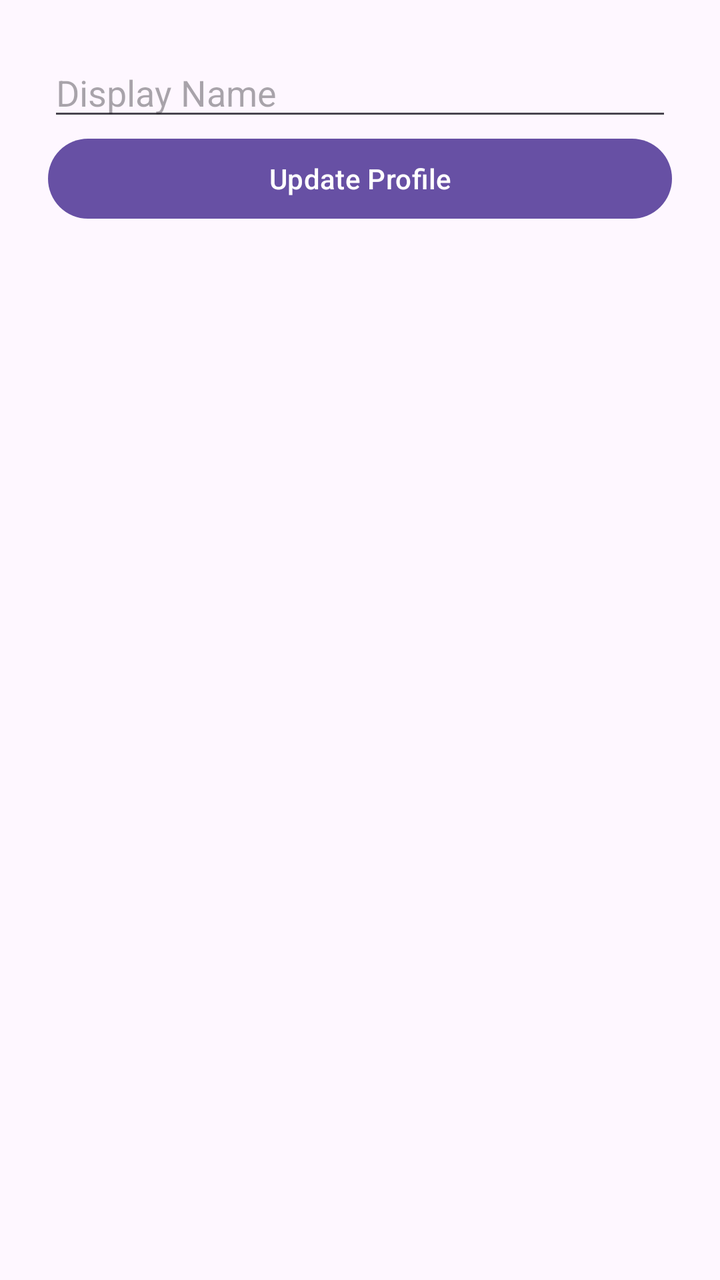
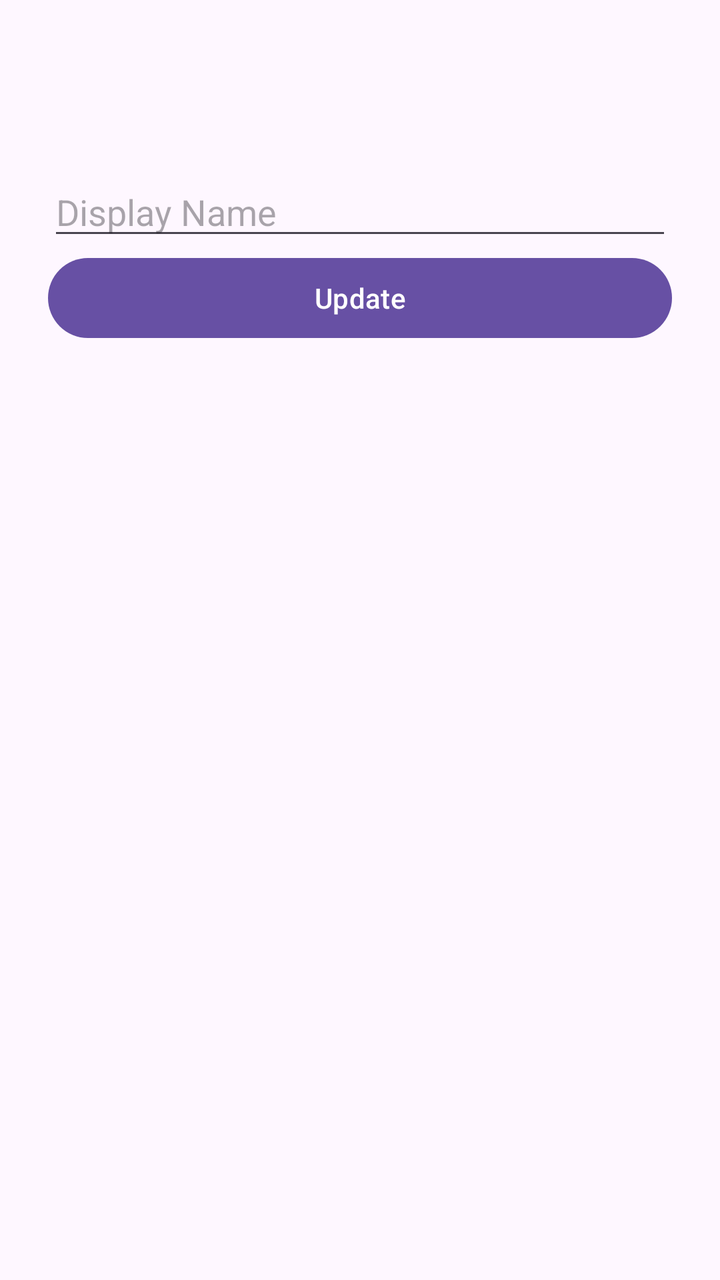

Screens rendered from an Android XML layout before and after an edit, with the pre-edit source and the edit as a unified diff.
<!-- AndroidManifest.xml: application theme Theme.LocationSharing -->
<!-- res/layout/activity_my_profile.xml -->
<?xml version="1.0" encoding="utf-8"?>
<layout xmlns:android="http://schemas.android.com/apk/res/android">

    <LinearLayout
        android:layout_width="match_parent"
        android:layout_height="match_parent"
        android:orientation="vertical"
        android:padding="24dp">

        <EditText
            android:id="@+id/etName"
            android:layout_width="match_parent"
            android:layout_height="wrap_content"
            android:hint="Display Name" />

        <Button
            android:id="@+id/btnUpdateProfile"
            android:layout_width="match_parent"
            android:layout_height="wrap_content"
            android:text="Update Profile" />
    </LinearLayout>

</layout>
<!-- resources referenced by this layout -->
<resources>
  <style name="Theme.LocationSharing" parent="Base.Theme.LocationSharing" />
  <style name="Base.Theme.LocationSharing" parent="Theme.Material3.DayNight.NoActionBar">
          
          
      </style>
</resources>

<!-- the commit's change to res/layout/activity_my_profile.xml (unified diff, before → after) -->
@@ -1,23 +1,32 @@
-<?xml version="1.0" encoding="utf-8"?>
-<layout xmlns:android="http://schemas.android.com/apk/res/android">
+<LinearLayout xmlns:android="http://schemas.android.com/apk/res/android"
+    android:orientation="vertical"
+    android:padding="24dp"
+    android:layout_width="match_parent"
+    android:layout_height="match_parent">
 
-    <LinearLayout
+    <TextView android:id="@+id/tvEmail"
+        android:textStyle="bold"
+        android:textSize="16sp"
+        android:layout_width="wrap_content"
+        android:layout_height="wrap_content"/>
+
+    <TextView android:id="@+id/tvLat"
+        android:layout_width="wrap_content"
+        android:layout_height="wrap_content"/>
+
+    <TextView android:id="@+id/tvLng"
+        android:layout_width="wrap_content"
+        android:layout_height="wrap_content"/>
+
+    <EditText
+        android:id="@+id/etName"
+        android:hint="Display Name"
         android:layout_width="match_parent"
-        android:layout_height="match_parent"
-        android:orientation="vertical"
-        android:padding="24dp">
+        android:layout_height="wrap_content"/>
 
-        <EditText
-            android:id="@+id/etName"
-            android:layout_width="match_parent"
-            android:layout_height="wrap_content"
-            android:hint="Display Name" />
-
-        <Button
-            android:id="@+id/btnUpdateProfile"
-            android:layout_width="match_parent"
-            android:layout_height="wrap_content"
-            android:text="Update Profile" />
-    </LinearLayout>
-
-</layout>
+    <Button
+        android:id="@+id/btnUpdateProfile"
+        android:text="Update"
+        android:layout_width="match_parent"
+        android:layout_height="wrap_content"/>
+</LinearLayout>
